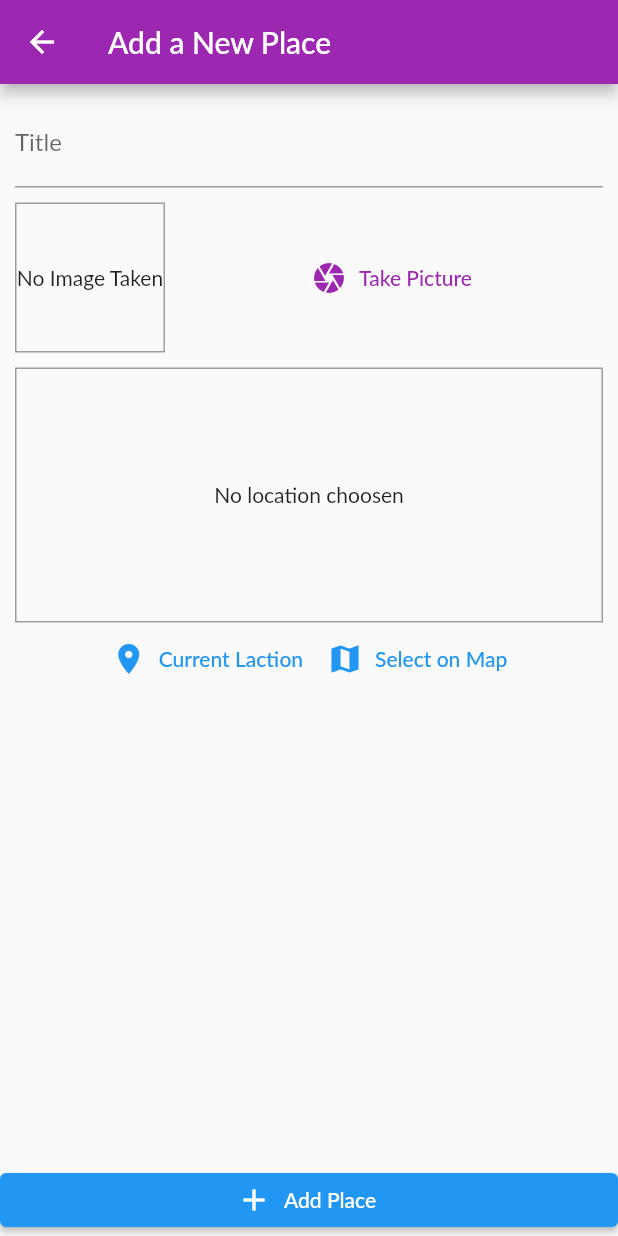
After one commit to aweys231/nani_app, a Flutter app: the AddPlaceScreen screen opened by its route, on a phone screen of 412 x 824 dp. The commit adds this screen. Run offline on Flutter 3.47's test engine with Material 2 defaults, Android fonts, the phone set to English and light mode, and no system bars; our stand-ins replace cached_network_image, carousel_slider, dropdown_button2, file_picker, flutter_image_slideshow, flutter_svg and 6 more; missing offline and left inert: contact_picker_web, dropdown_search2, extended_phone_number_input, month_year_picker; accounts and stored records are empty; network calls fail; Roboto replaces fonts that are missing (Lato).

Commit message:
04-02-2022

```diff
--- /dev/null
+++ b/lib/helpers/db_helper.dart
@@ -0,0 +1,27 @@
+// ignore_for_file: unused_import, avoid_types_as_parameter_names, depend_on_referenced_packages
+
+import 'package:flutter/material.dart';
+import 'package:sqflite/sqflite.dart' as sql;
+import 'package:path/path.dart' as path;
+
+class DBHelper {
+  static Future<sql.Database> database() async {
+    final dbPath = await sql.getDatabasesPath();
+    return sql.openDatabase(path.join(dbPath, 'places.db'),
+        onCreate: (db, version) {
+      return db.execute(
+          'CREATE TABLE user_places(id TEXT PRIMARY KEY, title TEXT, image TEXT, loc_lat REAL, loc_lng REAL, address TEXT)');
+    }, version: 1);
+  }
+
+  static Future<void> insert(String table, Map<String, Object> data) async {
+    final db = await DBHelper.database();
+
+    db.insert(table, data, conflictAlgorithm: sql.ConflictAlgorithm.replace);
+  }
+
+  static Future<List<Map<String, dynamic>>> getData(String tbale) async {
+    final db = await DBHelper.database();
+    return db.query(tbale);
+  }
+}
--- /dev/null
+++ b/lib/helpers/location_helper.dart
@@ -0,0 +1,19 @@
+// ignore_for_file: constant_identifier_names, depend_on_referenced_packages
+import 'dart:convert';
+
+import 'package:http/http.dart' as http;
+
+const GOOGLE_API_KEY = 'AIzaSyDEeJOgh60g6BDAU_zX9C3cDbslH-b1LwY';
+const YOUR_SIGNATURE = 'AIzaSyDEeJOgh60g6BDAU_zX9C3cDbslH-b1LwY';
+
+class LocationHelper {
+  static generateLocationPreviewImage({double? latitude, double? longitude}) {
+    // return 'https://maps.googleapis.com/maps/api/staticmap?center=&$latitude,$longitude&zoom=16&size=600x300&maptype=roadmap&markers=color:red%7Clabel:C%7C$latitude,$longitude&key=$GOOGLE_API_KEY&signature=YOUR_SIGNATURE';
+   return 'https://maps.googleapis.com/maps/api/staticmap?center=&$latitude,$longitude&zoom=16&size=600x300&maptype=roadmap&markers=color:red%7Clabel:C%7C$latitude,$longitude&key=$GOOGLE_API_KEY';
+  }
+  static Future<String> getPlaceAddress(double lat, double lng) async {
+    final url = 'https://maps.googleapis.com/maps/api/geocode/json?latlng=$lat,$lng&key=$GOOGLE_API_KEY';
+    final response = await http.get(Uri.parse(url));
+    return json.decode(response.body)['results'][0]['formatted_address'];
+  }
+}
--- a/lib/main.dart
+++ b/lib/main.dart
@@ -8,6 +8,7 @@ import 'package:nanirecruitment/providers/candidate_registration.dart';
 import 'package:nanirecruitment/providers/category_section.dart';
 import 'package:nanirecruitment/providers/legal_info_provider.dart';
 import 'package:nanirecruitment/screens/Availabilities.dart';
+import 'package:nanirecruitment/screens/add_place_screen.dart';
 import 'package:nanirecruitment/screens/auth_screen.dart';
 import 'package:nanirecruitment/screens/availability.dart';
 import 'package:nanirecruitment/screens/canidate_legal_info.dart';
@@ -94,7 +95,7 @@ class MyApp extends StatelessWidget {
               CanidateLegalInfor.routeName: (ctx) => CanidateLegalInfor(auth.candidate_id),
                FilePickerDemo.routeName: (ctx) => FilePickerDemo(),
                 Availability.routeName: (ctx) => Availability(auth.candidate_id),
-                // Availabilities.routeName: (ctx) => Availability(),
+                AddPlaceScreen.routeName: (ctx) => AddPlaceScreen(),
         },
       ),
       )
--- /dev/null
+++ b/lib/models/palce.dart
@@ -0,0 +1,25 @@
+// ignore_for_file: unused_import
+
+import 'dart:io';
+import 'package:flutter/foundation.dart';
+
+class PlaceLcation {
+  final double latitude;
+  final double longitude;
+  final String? address;
+  const PlaceLcation(
+      {required this.latitude, required this.longitude,  this.address});
+}
+
+class Place {
+  final String id;
+  final String title;
+  final PlaceLcation? location;
+  final File image;
+
+  Place(
+      {required this.id,
+      required this.title,
+      required this.location,
+      required this.image});
+}
--- /dev/null
+++ b/lib/providers/great_places.dart
@@ -0,0 +1,62 @@
+// ignore_for_file: unused_local_variable
+
+import 'package:flutter/foundation.dart';
+import 'package:nanirecruitment/helpers/db_helper.dart';
+import 'package:nanirecruitment/models/palce.dart';
+import '../helpers/location_helper.dart';
+import 'dart:io';
+
+class GreatPlaces with ChangeNotifier {
+  List<Place?> _items = [];
+  List<Place?> get items {
+    return [..._items];
+  }
+Place? findById(String? id) {
+    return _items.firstWhere((place) => place?.id == id);
+  }
+ Future<void> addPlace(
+    String pickedTitle,
+    File pickedImage,
+    PlaceLcation pickedLocation,
+  ) async {
+    final address = await LocationHelper.getPlaceAddress(
+        pickedLocation.latitude, pickedLocation.longitude);
+    final updatedLocation = PlaceLcation(
+      latitude: pickedLocation.latitude,
+      longitude: pickedLocation.longitude,
+      address: address,
+    );
+    final newPlace = Place(
+      id: DateTime.now().toString(),
+      image: pickedImage,
+      title: pickedTitle,
+      location: updatedLocation,
+    );
+    _items.add(newPlace);
+    notifyListeners();
+    DBHelper.insert('user_places', {
+      'id': newPlace.id,
+      'title': newPlace.title,
+      'image': newPlace.image.path,
+      'loc_lat': newPlace.location!.latitude,
+      'loc_lng': newPlace.location!.longitude,
+      'address': newPlace.location!.address!,
+    });
+  }
+
+  Future<void> fetchAndSetPlace() async {
+    final dataList = await DBHelper.getData('user_places');
+    _items = dataList
+        .map((item) => Place(
+            id: item['id'],
+            title: item['title'],
+            location: PlaceLcation(
+                  latitude: item['loc_lat'],
+                  longitude: item['loc_lng'],
+                  address: item['address'],
+                ),
+            image: File(item['image'])))
+        .toList();
+    notifyListeners();
+  }
+}
--- /dev/null
+++ b/lib/screens/add_place_screen.dart
@@ -0,0 +1,90 @@
+// ignore_for_file: prefer_const_constructors, use_key_in_widget_constructors, depend_on_referenced_packages, library_private_types_in_public_api
+
+import 'dart:io';
+
+import 'package:flutter/material.dart';
+import 'package:nanirecruitment/widgets/image_input.dart';
+import 'package:nanirecruitment/widgets/location_input.dart';
+import 'package:provider/provider.dart';
+
+import '../providers/great_places.dart';
+import '../models/palce.dart';
+
+class AddPlaceScreen extends StatefulWidget {
+  static const routeName = '/add-place';
+
+  @override
+  _AddPlaceScreenState createState() => _AddPlaceScreenState();
+}
+
+class _AddPlaceScreenState extends State<AddPlaceScreen> {
+  final _titleController = TextEditingController();
+  File? _pickedImage;
+  PlaceLcation? _pickedLocation;
+
+  void _selectImage(File pickedImage) {
+    _pickedImage = pickedImage;
+  }
+
+  void _selectPlace(double lat, double lng) {
+    _pickedLocation = PlaceLcation(latitude: lat, longitude: lng);
+  }
+
+  void _savePlace() {
+    if (_titleController.text.isEmpty ||
+        _pickedImage == null ||
+        _pickedLocation == null) {
+      return;
+    }
+    Provider.of<GreatPlaces>(context, listen: false)
+        .addPlace(_titleController.text, _pickedImage!, _pickedLocation!);
+    Navigator.of(context).pop();
+  }
+
+  @override
+  Widget build(BuildContext context) {
+    return Scaffold(
+      appBar: AppBar(
+        title: Text('Add a New Place'),
+      ),
+      body: Column(
+        crossAxisAlignment: CrossAxisAlignment.stretch,
+        children: <Widget>[
+          Expanded(
+            child: SingleChildScrollView(
+              child: Padding(
+                padding: EdgeInsets.all(10),
+                child: Column(
+                  children: <Widget>[
+                    TextField(
+                      decoration: InputDecoration(labelText: 'Title'),
+                      controller: _titleController,
+                    ),
+                    SizedBox(
+                      height: 10,
+                    ),
+                    ImageInput(_selectImage),
+                    SizedBox(
+                      height: 10,
+                    ),
+                    LocationInput(_selectPlace),
+                  ],
+                ),
+              ),
+            ),
+          ),
+          ElevatedButton.icon(
+            icon: Icon(Icons.add),
+            label: Text('Add Place'),
+            onPressed: _savePlace,
+            // elevation: 0,
+            // materialTapTargetSize: MaterialTapTargetSize.shrinkWrap,
+            // color: Theme.of(context).accentColor,
+            style: ElevatedButton.styleFrom(
+                foregroundColor: Colors.white, backgroundColor: Colors.blue),
+          ),
+        ],
+      ),
+    );
+  }
+}
--- a/lib/screens/dashboard.dart
+++ b/lib/screens/dashboard.dart
@@ -63,7 +63,8 @@ class _DhashboardState extends State<Dhashboard> {
                   ? Center(
                       child: CircularProgressIndicator(),
                     )
-                  :Padding(
+                  :
+                  Padding(
             padding: EdgeInsets.all(5),
             child:
                 Column(crossAxisAlignment: CrossAxisAlignment.start, children: [
--- a/lib/widgets/app_drawer.dart
+++ b/lib/widgets/app_drawer.dart
@@ -3,6 +3,7 @@
 import 'package:flutter/material.dart';
 import 'package:nanirecruitment/helpers/custom_route.dart';
 import 'package:nanirecruitment/screens/Availabilities.dart';
+import 'package:nanirecruitment/screens/add_place_screen.dart';
 import 'package:nanirecruitment/screens/availability.dart';
 import 'package:nanirecruitment/screens/canidate_legal_info.dart';
 import 'package:nanirecruitment/widgets/file_upload.dart';
@@ -55,6 +56,15 @@ class AppDrawer extends StatelessWidget {
           ),
           Divider(),
           ListTile(
+            leading: Icon(Icons.location_on_outlined),
+            title: Text('location'),
+            onTap: () {
+               Navigator.of(context)
+                  .pushReplacementNamed(AddPlaceScreen.routeName);
+            },
+          ),
+          Divider(),
+          ListTile(
             leading: Icon(Icons.exit_to_app),
             title: Text('Logout'),
             onTap: () {
--- /dev/null
+++ b/lib/widgets/location_input.dart
@@ -0,0 +1,116 @@
+// ignore_for_file: sized_box_for_whitespace, implementation_imports, unnecessary_import, unused_field, prefer_const_constructors, prefer_const_literals_to_create_immutables, deprecated_member_use, unused_element, unused_import, avoid_print, avoid_web_libraries_in_flutter, depend_on_referenced_packages
+
+// import 'dart:html';
+
+import 'package:flutter/cupertino.dart';
+import 'package:flutter/material.dart';
+import 'package:google_maps_flutter/google_maps_flutter.dart';
+import 'package:flutter/src/foundation/key.dart';
+import 'package:flutter/src/widgets/framework.dart';
+import 'package:location/location.dart';
+import 'package:cached_network_image/cached_network_image.dart';
+import 'package:nanirecruitment/helpers/location_helper.dart';
+import 'package:nanirecruitment/screens/map_screen.dart';
+
+class LocationInput extends StatefulWidget {
+  final Function onSelectPlace;
+
+  const LocationInput(this.onSelectPlace, {Key? key}) : super(key: key);
+
+  @override
+  State<LocationInput> createState() => _LocationInputState();
+}
+
+class _LocationInputState extends State<LocationInput> {
+  String? _previewImageUrl;
+   void _showPreview(double lat, double lng) {
+    final staticMapImageUrl = LocationHelper.generateLocationPreviewImage(
+      latitude: lat,
+      longitude: lng,
+    );
+    setState(() {
+      _previewImageUrl = staticMapImageUrl;
+    });
+  }
+  // Future<void> _getCurreinLoaction() async {
+  //   final locData = await Location().getLocation();
+  //   final staticMapImageUrl = LocationHelper.generateLocationPreviewImage(
+  //       latitude: locData.latitude, longitude: locData.longitude);
+  //   setState(() {
+  //     _previewImageUrl = staticMapImageUrl;
+  //   });
+  //   // print(locData.altitude);
+  //   // print(locData.longitude);
+  // }
+
+ Future<void> _getCurrentUserLocation() async {
+    try {
+      final locData = await Location().getLocation();
+      _showPreview(locData.latitude!, locData.longitude!);
+      widget.onSelectPlace(locData.latitude, locData.longitude);
+    } catch (error) {
+      return;
+    }
+  }
+ Future<void> _selectOnMap() async {
+    final selectedLocation = await Navigator.of(context).push<LatLng>(
+      MaterialPageRoute(
+        fullscreenDialog: true,
+        builder: (ctx) => MapScreen(
+              isSelecting: true,
+            ),
+      ),
+    );
+    if (selectedLocation == null) {
+      return;
+    }
+    print(selectedLocation.latitude);
+    _showPreview(selectedLocation.latitude, selectedLocation.longitude);
+    widget.onSelectPlace(selectedLocation.latitude, selectedLocation.longitude);
+    // ...
+  }
+  @override
+  Widget build(BuildContext context) {
+    return Column(
+      children: <Widget>[
+        Container(
+          height: 170,
+          width: double.infinity,
+          alignment: Alignment.center,
+          decoration:
+              BoxDecoration(border: Border.all(width: 1, color: Colors.grey)),
+          child: _previewImageUrl == null
+              ? Text(
+                  'No location choosen',
+                  textAlign: TextAlign.center,
+                )
+              : Image.network(
+                  _previewImageUrl!,
+                  fit: BoxFit.cover,
+                  width: double.infinity,
+                ),
+        ),
+        Row(
+          mainAxisAlignment: MainAxisAlignment.center,
+          children: <Widget>[
+            TextButton.icon(
+              style: TextButton.styleFrom(primary: Colors.blue),
+              icon: Icon(Icons.location_on),
+              label: Text('Current Laction'),
+              // textColor: Theme.of(context).primaryColor,
+              // onPressed: _getCurreinLoaction,
+              onPressed: _getCurrentUserLocation,
+            ),
+            TextButton.icon(
+              style: TextButton.styleFrom(primary: Colors.blue),
+              icon: Icon(Icons.map),
+              label: Text('Select on Map'),
+              // textColor: Theme.of(context).primaryColor,
+              onPressed:  _selectOnMap,
+            )
+          ],
+        )
+      ],
+    );
+  }
+}
--- a/pubspec.yaml
+++ b/pubspec.yaml
@@ -48,6 +48,10 @@ dependencies:
   extended_phone_number_input: ^1.0.0
   dropdown_search2: ^1.0.2
   dropdown_button2: ^1.9.2
+  location: ^4.4.0
+  cached_network_image: ^3.2.2
+  # google_maps_flutter: ^2.0.0
+  google_maps_flutter: ^2.2.3
   # dropdown_search: ^5.0.5
   # simple_slider: ^0.0.2
 
@@ -55,6 +59,7 @@ dependencies:
   # The following adds the Cupertino Icons font to your application.
   # Use with the CupertinoIcons class for iOS style icons.
   cupertino_icons: ^1.0.2
+  sqflite: ^2.2.4+1
 
 dev_dependencies:
   flutter_test:
```
Also changed, not shown: lib/screens/map_screen.dart (added, +146 -0 lines), pubspec.lock, 4 other files.
